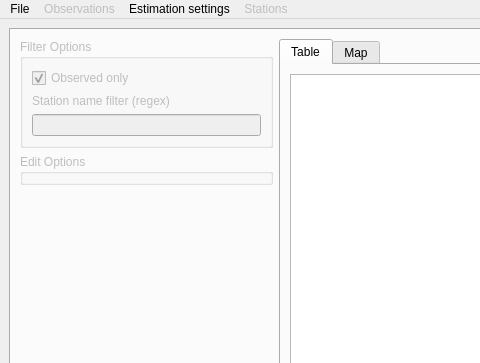
ahellers/GravTools, file gravtools/gui/MainWindow.ui: the form before one commit; both pictures show x 0 to 480 and y 0 to 363 of the 1337 by 729 pixel window.
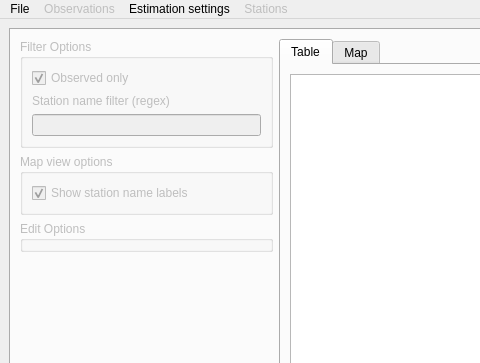
The form after the commit. The open tabs and pages were chosen to show the change. Custom widgets are drawn as their Qt base class.

Commit message: Finished implementation of stations map.

```diff
--- a/gravtools/gui/MainWindow.ui
+++ b/gravtools/gui/MainWindow.ui
@@ -83,6 +83,28 @@
               </layout>
              </widget>
             </item>
+            <item>
+             <widget class="QGroupBox" name="groupBox_stations_map_view_options">
+              <property name="enabled">
+               <bool>false</bool>
+              </property>
+              <property name="title">
+               <string>Map view options</string>
+              </property>
+              <layout class="QVBoxLayout" name="verticalLayout_31">
+               <item>
+                <widget class="QCheckBox" name="checkBox_stations_map_show_stat_name_labels">
+                 <property name="text">
+                  <string>Show station name labels</string>
+                 </property>
+                 <property name="checked">
+                  <bool>true</bool>
+                 </property>
+                </widget>
+               </item>
+              </layout>
+             </widget>
+            </item>
             <item>
              <widget class="QGroupBox" name="groupBox_edit_options">
               <property name="enabled">
```
Left out of the diff: 2 changed lines with no effect on the pictures. The commit also changes 3 other files.
